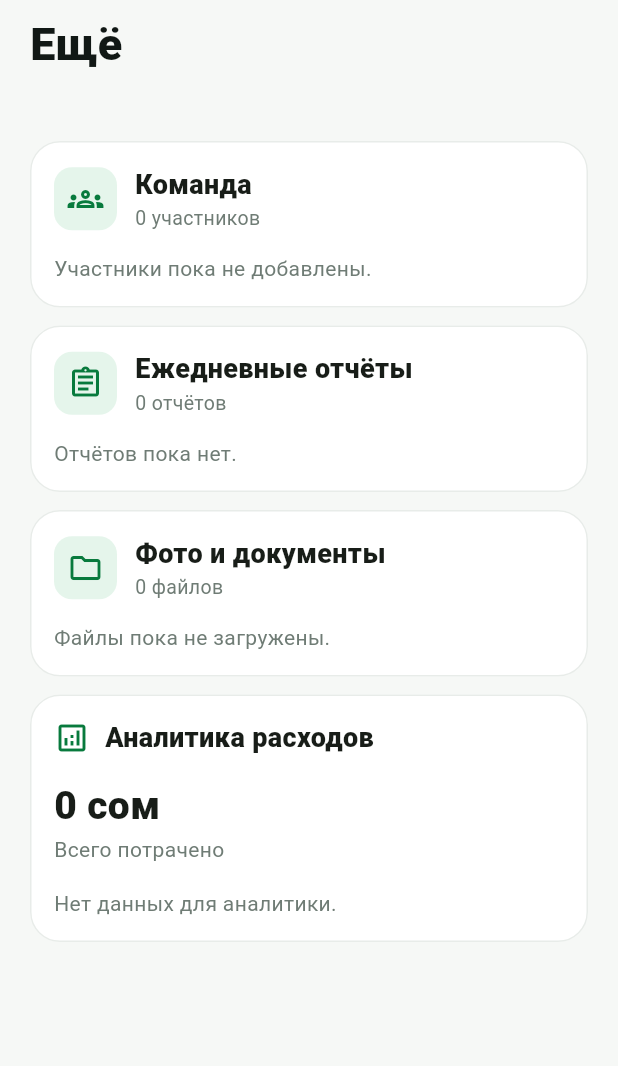
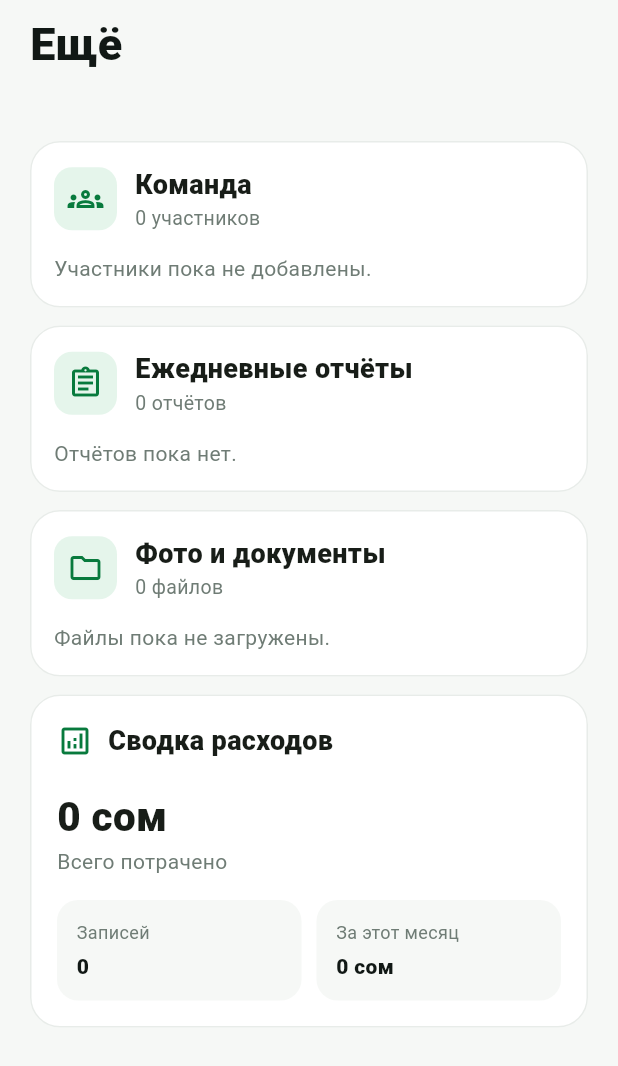
Before and after one commit to NursultanKoshoev11/OnlineProrab, a Flutter app: the _MoreTab widget shown alone on an empty page, opened directly with empty values, on a phone screen of 412 x 824 dp. Shown: the top 1066 px of the screen. Run offline on Flutter 3.47's test engine with Material 3 defaults, Android fonts, the phone set to English and light mode, and no system bars; our stand-ins replace file_picker, flutter_secure_storage, open_filex, shared_preferences, speech_to_text; accounts and stored records are empty.

Commit message:
Simplify expense analytics without categories

```diff
--- a/mobile/lib/app/redesign/more_analytics.dart
+++ b/mobile/lib/app/redesign/more_analytics.dart
@@ -104,32 +104,32 @@ class _MoreTab extends StatelessWidget {
                     .toList(),
         ),
         const SizedBox(height: 12),
-        _AnalyticsCard(costs: costs),
+        _ExpenseSummaryCard(costs: costs),
       ],
     );
   }
 }
 
-class _AnalyticsCard extends StatelessWidget {
-  const _AnalyticsCard({required this.costs});
+class _ExpenseSummaryCard extends StatelessWidget {
+  const _ExpenseSummaryCard({required this.costs});
   final List<RemoteCostItem> costs;
 
   @override
   Widget build(BuildContext context) {
     final total = costs.fold<double>(0, (sum, item) => sum + item.amount);
-    final grouped = <String, double>{};
-    for (final item in costs) {
-      grouped.update(
-        item.category,
-        (value) => value + item.amount,
-        ifAbsent: () => item.amount,
-      );
+    final now = DateTime.now();
+    final thisMonth = costs.fold<double>(0, (sum, item) {
+      final date = DateTime.tryParse(item.spentAt);
+      if (date == null || date.year != now.year || date.month != now.month) {
+        return sum;
       }
-    final entries = grouped.entries.toList()
-      ..sort((a, b) => b.value.compareTo(a.value));
+      return sum + item.amount;
+    });
+    final currency = costs.isEmpty ? 'KGS' : costs.first.currency;
+
     return Card(
       child: Padding(
-        padding: const EdgeInsets.all(16),
+        padding: const EdgeInsets.all(18),
         child: Column(
           crossAxisAlignment: CrossAxisAlignment.start,
           children: [
@@ -138,63 +138,69 @@ class _AnalyticsCard extends StatelessWidget {
                 Icon(Icons.analytics_outlined, color: _brand),
                 SizedBox(width: 10),
                 Text(
-                  'Аналитика расходов',
+                  'Сводка расходов',
                   style: TextStyle(fontSize: 18, fontWeight: FontWeight.w800),
                 ),
               ],
             ),
-            const SizedBox(height: 14),
+            const SizedBox(height: 18),
             Text(
-              _money(total, costs.isEmpty ? 'KGS' : costs.first.currency),
-              style: const TextStyle(fontSize: 26, fontWeight: FontWeight.w800),
+              _money(total, currency),
+              style: const TextStyle(fontSize: 27, fontWeight: FontWeight.w900),
             ),
             const Text('Всего потрачено', style: TextStyle(color: _muted)),
             const SizedBox(height: 16),
-            if (entries.isEmpty)
-              const Text(
-                'Нет данных для аналитики.',
-                style: TextStyle(color: _muted),
-              )
-            else
-              ...entries.take(5).map((entry) {
-                final ratio = total <= 0 ? 0.0 : entry.value / total;
-                return Padding(
-                  padding: const EdgeInsets.only(bottom: 12),
-                  child: Column(
-                    children: [
             Row(
               children: [
                 Expanded(
-                            child: Text(
-                              _categoryLabel(entry.key),
-                              style: const TextStyle(
-                                fontWeight: FontWeight.w600,
+                  child: _SummaryValue(
+                    label: 'Записей',
+                    value: '${costs.length}',
                   ),
                 ),
-                          ),
-                          Text(
-                            '${(ratio * 100).round()}%',
-                            style: const TextStyle(color: _muted),
-                          ),
-                        ],
-                      ),
-                      const SizedBox(height: 6),
-                      ClipRRect(
-                        borderRadius: BorderRadius.circular(10),
-                        child: LinearProgressIndicator(
-                          value: ratio,
-                          minHeight: 7,
-                          backgroundColor: _line,
-                          color: _brand,
+                const SizedBox(width: 10),
+                Expanded(
+                  child: _SummaryValue(
+                    label: 'За этот месяц',
+                    value: _money(thisMonth, currency),
                   ),
                 ),
               ],
             ),
-                );
-              }),
           ],
         ),
       ),
     );
   }
 }
+
+class _SummaryValue extends StatelessWidget {
+  const _SummaryValue({required this.label, required this.value});
+
+  final String label;
+  final String value;
+
+  @override
+  Widget build(BuildContext context) {
+    return Container(
+      padding: const EdgeInsets.all(13),
+      decoration: BoxDecoration(
+        color: _surface,
+        borderRadius: BorderRadius.circular(14),
+      ),
+      child: Column(
+        crossAxisAlignment: CrossAxisAlignment.start,
+        children: [
+          Text(label, style: const TextStyle(color: _muted, fontSize: 12)),
+          const SizedBox(height: 4),
+          Text(
+            value,
+            maxLines: 1,
+            overflow: TextOverflow.ellipsis,
+            style: const TextStyle(fontWeight: FontWeight.w800, color: _ink),
+          ),
+        ],
+      ),
+    );
+  }
+}
```
Lines whose indentation alone changed are shown as unchanged.
